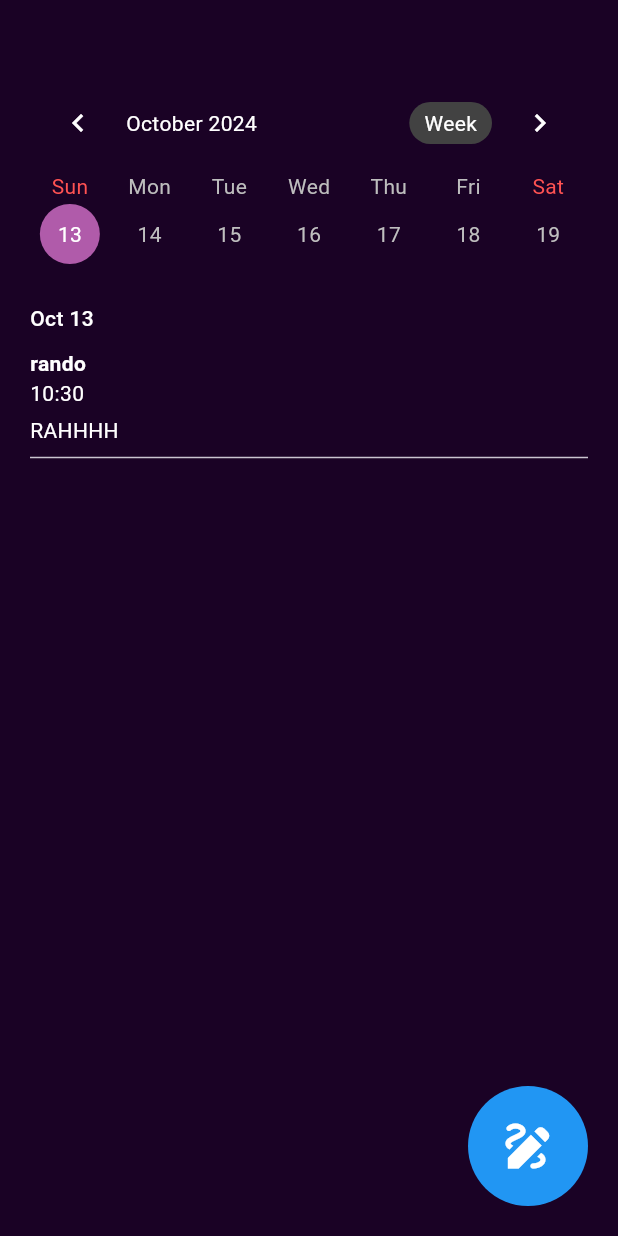
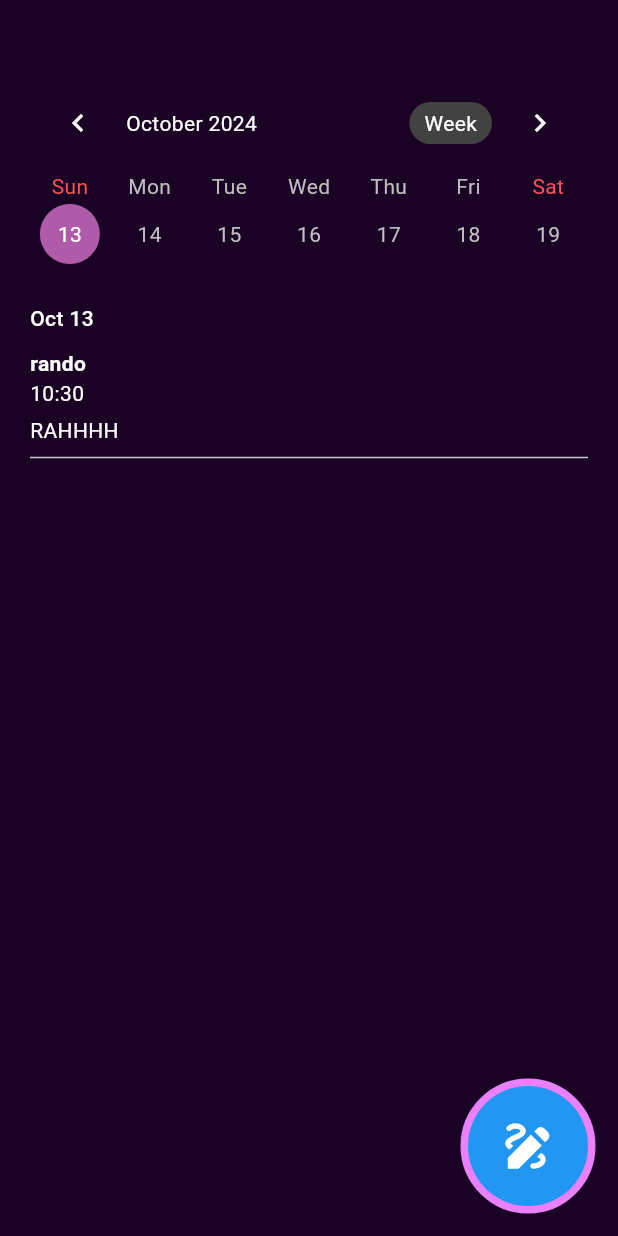
Before and after one commit to gobrianyu/dubhacks-24, a Flutter app: the Diary screen opened directly, on a phone screen of 412 x 824 dp. Run offline on Flutter 3.47's test engine with Material 3 defaults, Android fonts, the phone set to English and light mode, and no system bars; drawn by our look-alikes of table_calendar.

Commit message:
added countdown timer; not working as intended yet

```diff
--- a/dubhacks24_flutter_frontend/lib/diary.dart
+++ b/dubhacks24_flutter_frontend/lib/diary.dart
@@ -1,3 +1,4 @@
+import 'package:circular_countdown_timer/circular_countdown_timer.dart';
 import 'package:dubhacks24_flutter_frontend/account_provider.dart';
 import 'package:dubhacks24_flutter_frontend/diary_entry.dart';
 import 'package:dubhacks24_flutter_frontend/post.dart';
@@ -14,6 +15,7 @@ class Diary extends StatefulWidget {
 
 class DiaryState extends State<Diary> {
   final List<DreamPost> feed = [];
+  final CountDownController _countdownController = CountDownController();
   DateTime selectedDay = DateTime.now(); // Track the selected day
   CalendarFormat _calendarFormat = CalendarFormat.week;
   final textColour = Colors.white;
@@ -21,6 +23,10 @@ class DiaryState extends State<Diary> {
   @override
   void initState() {
     super.initState();
+    WidgetsBinding.instance.addPostFrameCallback((_) {
+      _countdownController.start();
+    });
+
     initFeed();
   }
 
@@ -44,11 +50,43 @@ class DiaryState extends State<Diary> {
               ],
             ),
             selectedDay.day == now.day && selectedDay.month == now.month && selectedDay.year == now.year
-            ? GestureDetector(
+            ? Stack(
+              alignment: Alignment.bottomRight,
+                    children: [
+                      // Circular countdown timer behind the button
+                      Positioned(
+                        right: 0,
+                        bottom: 20,
+                        child: CircularCountDownTimer(
+                          duration: 600, // 10 seconds countdown
+                          initialDuration: 0,
+                          controller: _countdownController,
+                          width: 80, // Adjust width
+                          height: 80, // Adjust height
+                          ringColor: Colors.purpleAccent[100]!,
+                          fillColor: Colors.grey[300]!,
+                          backgroundColor: Colors.purple[500],
+                          strokeWidth: 10.0,
+                          textStyle: TextStyle(
+                              fontSize: 15.0,
+                              color: Colors.white,
+                              fontWeight: FontWeight.bold),
+                          textFormat: CountdownTextFormat.S,
+                          isReverse: true,
+                          isTimerTextShown: true,
+                          autoStart: false, // Starts in initState
+                          onComplete: () {
+                            debugPrint('Countdown Ended');
+                          },
+                        ),
+                      ),
+                      // GestureDetector with a button in front of the timer
+                      GestureDetector(
                         onTap: () {
                           Navigator.push(
                             context,
-                  MaterialPageRoute(builder: (context) => DiaryEntry()),
+                            MaterialPageRoute(
+                                builder: (context) => DiaryEntry()), // Assumed DiaryEntry is another page
                           );
                         },
                         child: Row(
@@ -59,13 +97,14 @@ class DiaryState extends State<Diary> {
                               height: 80,
                               width: 80,
                               decoration: BoxDecoration(
-                      shape: BoxShape.circle,
-                      color: Colors.blue
-                    ),
-                    child: Icon(Icons.draw, color: Colors.white, size: 40)
+                                  shape: BoxShape.circle, color: Colors.blue),
+                              child: Icon(Icons.draw,
+                                  color: Colors.white, size: 40),
                             ),
                           ],
                         ),
+                      ),
+                    ],
                   )
                 : Container()
           ],
--- a/dubhacks24_flutter_frontend/pubspec.yaml
+++ b/dubhacks24_flutter_frontend/pubspec.yaml
@@ -7,6 +7,7 @@ environment:
   sdk: '>=3.4.3 <4.0.0'
 
 dependencies:
+  circular_countdown_timer: ^0.2.3
   flutter:
     sdk: flutter
   hive: ^2.2.3
```
Also changed, not shown: dubhacks24_flutter_frontend/pubspec.lock. Lines whose indentation alone changed are shown as unchanged.
